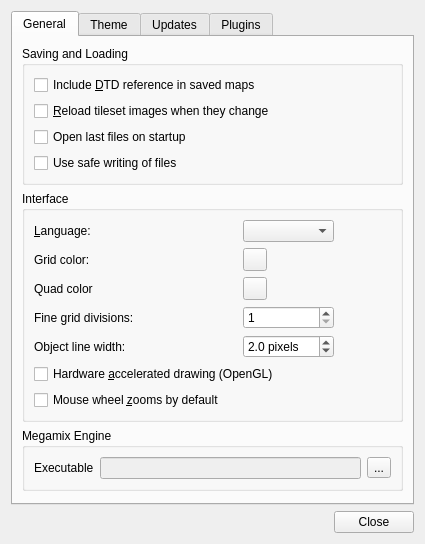
This is src/tiled/preferencesdialog.ui in MightyPrinny/TiledGMS14ME as Qt 5 draws it before an edit. The edited form follows.
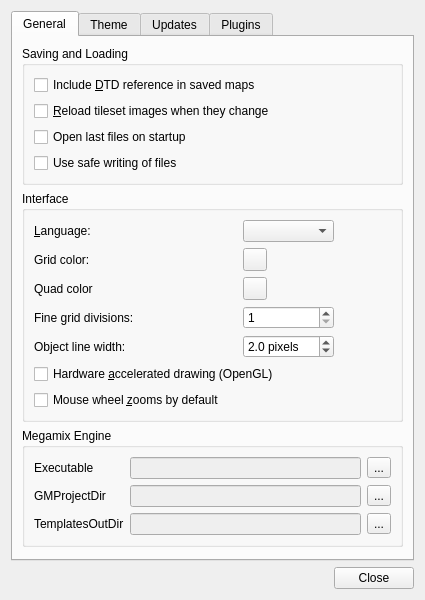
This is the edited form. Custom widgets are drawn as their Qt base class.

Patch:
```diff
--- a/src/tiled/preferencesdialog.ui
+++ b/src/tiled/preferencesdialog.ui
@@ -7,7 +7,7 @@
     <x>0</x>
     <y>0</y>
     <width>466</width>
-    <height>586</height>
+    <height>620</height>
    </rect>
   </property>
   <property name="windowTitle">
@@ -198,13 +198,27 @@
           <string>Megamix Engine</string>
          </property>
          <layout class="QGridLayout" name="gridLayout_5">
-          <item row="0" column="2">
-           <widget class="QToolButton" name="exeBrowse">
+          <item row="2" column="0">
+           <widget class="QLabel" name="genTemplatesOutDirLabel">
+            <property name="text">
+             <string>TemplatesOutDir</string>
+            </property>
+           </widget>
+          </item>
+          <item row="1" column="2">
+           <widget class="QToolButton" name="gmProjectBrowse">
             <property name="text">
              <string>...</string>
             </property>
            </widget>
           </item>
+          <item row="1" column="1">
+           <widget class="QLineEdit" name="gmProjectDir">
+            <property name="enabled">
+             <bool>false</bool>
+            </property>
+           </widget>
+          </item>
           <item row="0" column="0">
            <widget class="QLabel" name="exeLabel">
             <property name="text">
@@ -212,6 +226,20 @@
             </property>
            </widget>
           </item>
+          <item row="0" column="2">
+           <widget class="QToolButton" name="exeBrowse">
+            <property name="text">
+             <string>...</string>
+            </property>
+           </widget>
+          </item>
+          <item row="1" column="0">
+           <widget class="QLabel" name="gmProjectPathLabel">
+            <property name="text">
+             <string>GMProjectDir</string>
+            </property>
+           </widget>
+          </item>
           <item row="0" column="1">
            <widget class="QLineEdit" name="exePath">
             <property name="enabled">
@@ -219,6 +247,20 @@
             </property>
            </widget>
           </item>
+          <item row="2" column="2">
+           <widget class="QToolButton" name="genTemplatesOutDirBrowse">
+            <property name="text">
+             <string>...</string>
+            </property>
+           </widget>
+          </item>
+          <item row="2" column="1">
+           <widget class="QLineEdit" name="genTemplatesOutDir">
+            <property name="enabled">
+             <bool>false</bool>
+            </property>
+           </widget>
+          </item>
          </layout>
         </widget>
        </item>
```
